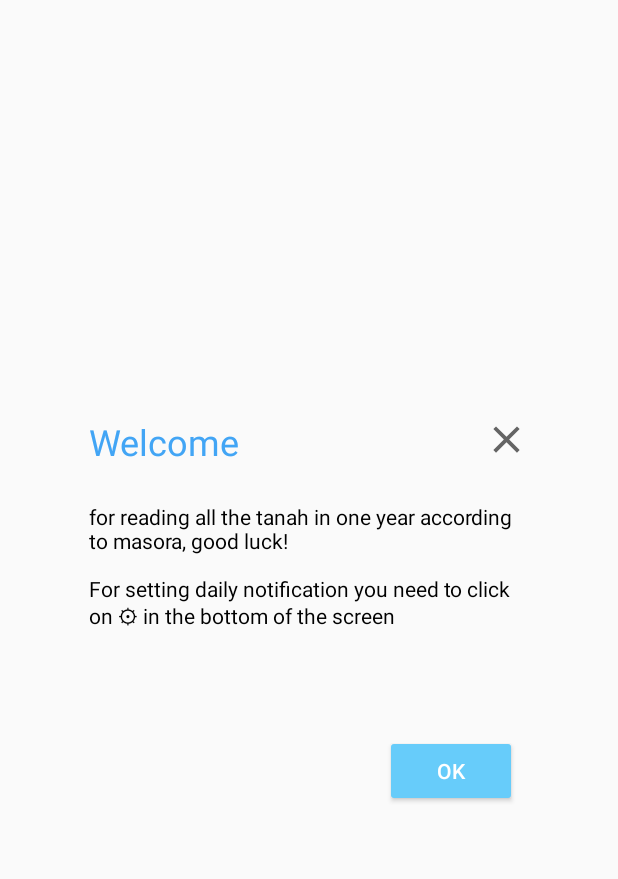
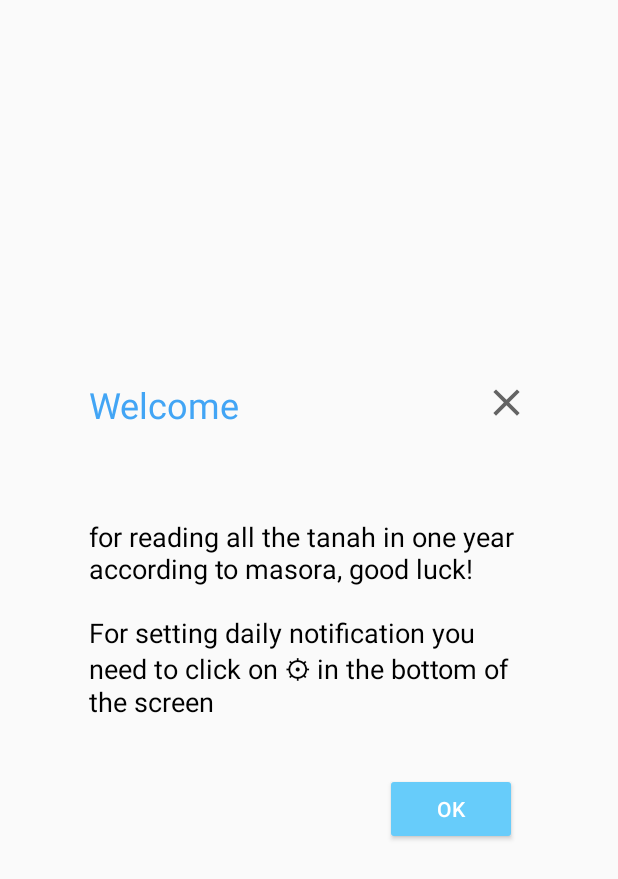
Before and after one commit to EiTair/tanachyomi, an Android app: the layout dialog_first_time.xml on its own in the app's theme, with its tools: preview values and no code run, on a phone screen of 412 x 824 dp. Shown: the top 879 px of the screen. Run offline under Robolectric (Android 15) with nearby library versions, the phone set to English and light mode, and no system bars.

Commit message:
מגביל גודל טקסט לדיאלוגים

```diff
--- a/app/build.gradle
+++ b/app/build.gradle
@@ -10,8 +10,8 @@ android {
         applicationId "com.eitankri.tanachyomi"
         minSdkVersion 19
         targetSdkVersion 30
-        versionCode 5
-        versionName "1.0.3"
+        versionCode 6
+        versionName "1.0.4"
 
         testInstrumentationRunner "androidx.test.runner.AndroidJUnitRunner"
     }
--- a/app/src/main/java/com/eitankri/tanachyomi/BootCompletedReceiver.java
+++ b/app/src/main/java/com/eitankri/tanachyomi/BootCompletedReceiver.java
@@ -6,7 +6,6 @@ import android.content.BroadcastReceiver;
 import android.content.Context;
 import android.content.Intent;
 import android.content.SharedPreferences;
-import android.widget.Toast;
 
 import java.util.Calendar;
 
--- a/app/src/main/java/com/eitankri/tanachyomi/IntroActivity.java
+++ b/app/src/main/java/com/eitankri/tanachyomi/IntroActivity.java
@@ -10,7 +10,6 @@ import android.os.Bundle;
 import android.view.animation.Animation;
 import android.view.animation.AnimationUtils;
 import android.widget.ImageView;
-import android.widget.Toast;
 
 import androidx.appcompat.app.AppCompatActivity;
 
--- a/app/src/main/java/com/eitankri/tanachyomi/MainActivity.java
+++ b/app/src/main/java/com/eitankri/tanachyomi/MainActivity.java
@@ -5,14 +5,9 @@ import android.app.Activity;
 import android.app.AlarmManager;
 import android.app.Dialog;
 import android.app.PendingIntent;
-import android.content.ComponentName;
 import android.content.Context;
 import android.content.Intent;
 import android.content.SharedPreferences;
-import android.content.pm.PackageManager;
-import android.content.pm.ResolveInfo;
-import android.net.Uri;
-import android.os.Build;
 import android.os.Bundle;
 import android.view.KeyEvent;
 import android.view.View;
@@ -24,7 +19,6 @@ import androidx.appcompat.app.AlertDialog;
 import androidx.appcompat.app.AppCompatActivity;
 
 import java.util.Calendar;
-import java.util.List;
 
 import hotchemi.android.rate.AppRate;
 
--- a/app/src/main/java/com/eitankri/tanachyomi/SettingActivity.java
+++ b/app/src/main/java/com/eitankri/tanachyomi/SettingActivity.java
@@ -14,7 +14,6 @@ import android.content.SharedPreferences;
 import android.net.Uri;
 import android.os.Bundle;
 import android.view.View;
-import android.view.ViewGroup;
 import android.view.ViewTreeObserver;
 import android.view.animation.AccelerateDecelerateInterpolator;
 import android.widget.Button;
--- a/app/src/main/res/layout/dialog_first_time.xml
+++ b/app/src/main/res/layout/dialog_first_time.xml
@@ -1,15 +1,13 @@
 <?xml version="1.0" encoding="utf-8"?>
-<androidx.constraintlayout.widget.ConstraintLayout
-    xmlns:android="http://schemas.android.com/apk/res/android"
+<androidx.constraintlayout.widget.ConstraintLayout xmlns:android="http://schemas.android.com/apk/res/android"
     xmlns:app="http://schemas.android.com/apk/res-auto"
-    xmlns:tools="http://schemas.android.com/tools"
     android:layout_width="match_parent"
     android:layout_height="match_parent">
 
     <View
         android:id="@+id/view6"
         android:layout_width="325dp"
-        android:layout_height="300dp"
+        android:layout_height="350dp"
         app:layout_constraintBottom_toBottomOf="parent"
         app:layout_constraintEnd_toEndOf="parent"
         app:layout_constraintStart_toStartOf="parent"
@@ -29,7 +27,7 @@
 
     <Button
         android:id="@+id/buttonDialogExit"
-        style="@style/Widget.AppCompat.Button.Borderless"
+        style="@android:style/Widget.DeviceDefault.Button.Borderless"
         android:layout_width="30dp"
         android:layout_height="30dp"
         android:layout_marginTop="16dp"
@@ -54,12 +52,13 @@
         android:layout_width="0dp"
         android:layout_height="wrap_content"
         android:layout_marginStart="16dp"
-        android:layout_marginLeft="16dp"
         android:layout_marginTop="24dp"
         android:layout_marginEnd="16dp"
-        android:layout_marginRight="16dp"
         android:text="@string/dialogText"
         android:textColor="#000000"
+        android:textSize="18dp"
+        app:autoSizeMaxTextSize="18dp"
+        app:layout_constraintBottom_toTopOf="@+id/buttonGoToSetting"
         app:layout_constraintEnd_toEndOf="@+id/view6"
         app:layout_constraintStart_toStartOf="@+id/view6"
         app:layout_constraintTop_toBottomOf="@+id/textView5" />
--- a/app/src/main/res/layout/dialog_important_dialog.xml
+++ b/app/src/main/res/layout/dialog_important_dialog.xml
@@ -1,8 +1,6 @@
 <?xml version="1.0" encoding="utf-8"?>
-<androidx.constraintlayout.widget.ConstraintLayout
-    xmlns:android="http://schemas.android.com/apk/res/android"
+<androidx.constraintlayout.widget.ConstraintLayout xmlns:android="http://schemas.android.com/apk/res/android"
     xmlns:app="http://schemas.android.com/apk/res-auto"
-    xmlns:tools="http://schemas.android.com/tools"
     android:layout_width="match_parent"
     android:layout_height="match_parent">
 
@@ -58,6 +56,7 @@
         android:layout_marginEnd="16dp"
         android:text="@string/important_dialogText"
         android:textColor="#000000"
+        app:autoSizeMaxTextSize="18dp"
         app:layout_constraintEnd_toEndOf="@+id/view6"
         app:layout_constraintStart_toStartOf="@+id/view6"
         app:layout_constraintTop_toBottomOf="@+id/textView5" />
```
